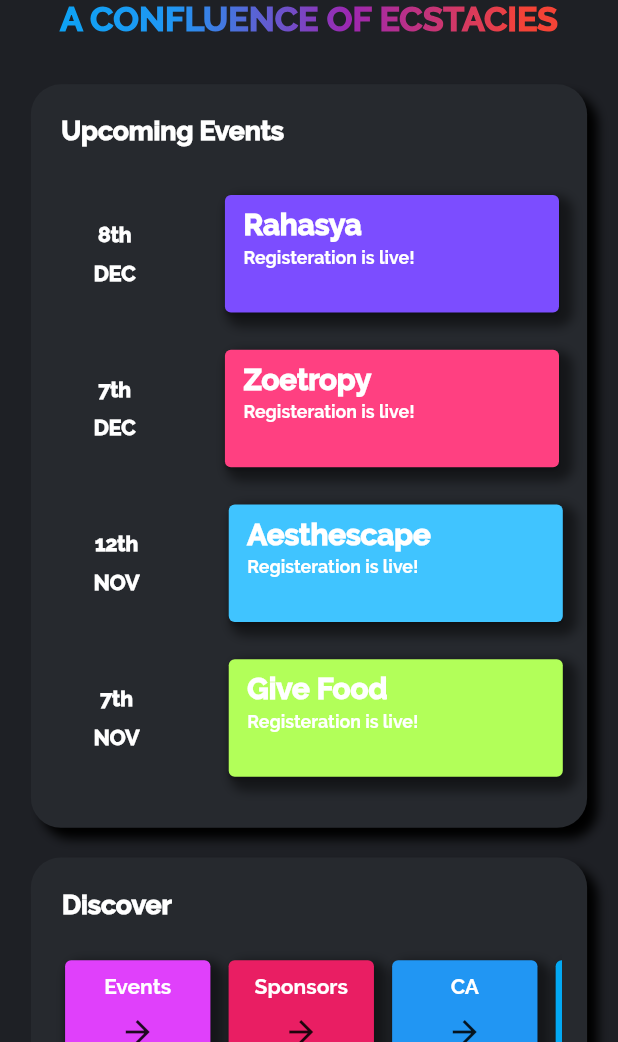
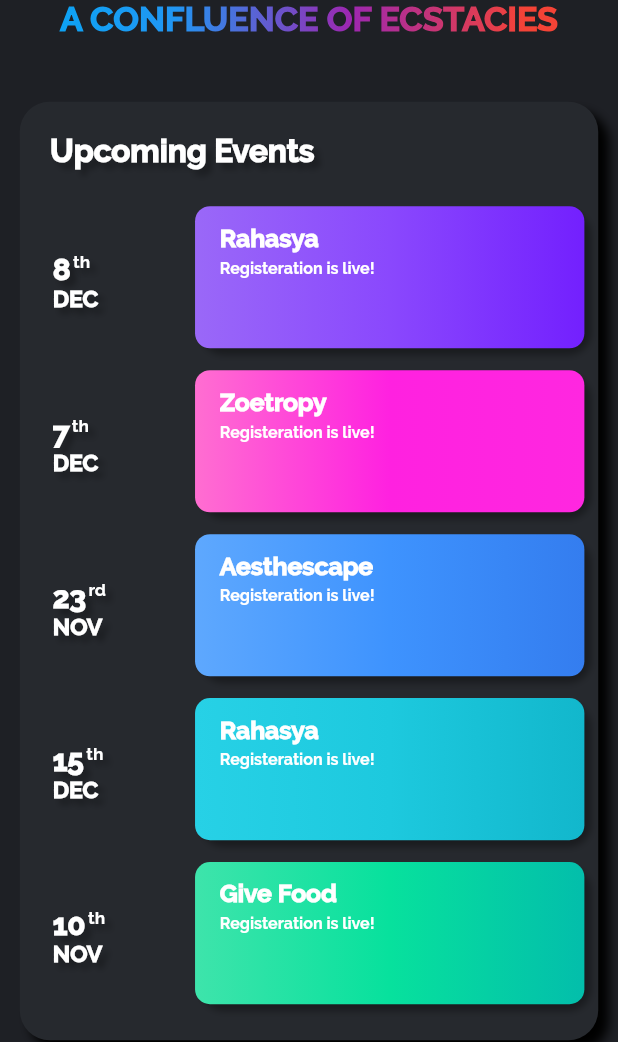
Before and after one commit to GautamV234/Blithchron, a Flutter app: the screen it shows after launch, on a phone screen of 412 x 824 dp, the part 194-1236 px from its top. Run offline on Flutter 3.47's test engine with Material 2 defaults, Android fonts, the phone set to English and light mode, and no system bars.

Commit message:
HomePageUiChanges2
Linear gradient done.

```diff
--- a/lib/Model/HomeScreenModel.dart
+++ b/lib/Model/HomeScreenModel.dart
@@ -4,15 +4,17 @@
 class HomeScreenModel {
   final int eventNum;
   final String dateDay;
+  final String dateSuffix;
   final String dateMonth;
   final String eventName;
   final String eventDescription;
   final String routeName;
-  final Color color;
+  final List<Color> color;
 
   HomeScreenModel({
     @required this.eventNum,
     @required this.dateDay,
+    @required this.dateSuffix,
     @required this.dateMonth,
     @required this.eventName,
     @required this.color,
--- a/lib/Providers/EventsProvider.dart
+++ b/lib/Providers/EventsProvider.dart
@@ -6,38 +6,52 @@
   final List<HomeScreenModel> _eventsList = [
     HomeScreenModel(
       eventNum: 1,
-      dateDay: '8th',
+      dateDay: '8',
+      dateSuffix: 'th',
       dateMonth: 'DEC',
       eventName: 'Rahasya',
       eventDescription: 'Registeration is live!',
-      color: Colors.deepPurpleAccent,
+      color: [Color(0xff9a68f8), Color(0xff8a48fd), Color(0xff7320fe)],
       routeName: 'None',
     ),
     HomeScreenModel(
       eventNum: 2,
-      dateDay: '7th',
+      dateDay: '7',
+      dateSuffix: 'th',
       dateMonth: 'DEC',
       eventName: 'Zoetropy',
       eventDescription: 'Registeration is live!',
-      color: Colors.pinkAccent,
+      color: [Color(0xffff6ed1), Color(0xffff21e0), Color(0xffff27e0)],
       routeName: 'None',
     ),
     HomeScreenModel(
       eventNum: 3,
-      dateDay: '12th',
+      dateDay: '23',
+      dateSuffix: 'rd',
       dateMonth: 'NOV',
       eventName: 'Aesthescape',
       eventDescription: 'Registeration is live!',
-      color: Colors.lightBlueAccent,
+      color: [Color(0xff5ea8fe), Color(0xff3e93fe), Color(0xff347def)],
       routeName: 'None',
     ),
     HomeScreenModel(
       eventNum: 4,
-      dateDay: '7th',
+      dateDay: '15',
+      dateSuffix: 'th',
+      dateMonth: 'DEC',
+      eventName: 'Rahasya',
+      eventDescription: 'Registeration is live!',
+      color: [Color(0xff27d1e6), Color(0xff1dc9de), Color(0xff12b7cc)],
+      routeName: 'None',
+    ),
+    HomeScreenModel(
+      eventNum: 5,
+      dateDay: '10',
+      dateSuffix: 'th',
       dateMonth: 'NOV',
       eventName: 'Give Food',
       eventDescription: 'Registeration is live!',
-      color: Colors.lightGreenAccent,
+      color: [Color(0xff3ee4ab), Color(0xff07e19d), Color(0xff03beab)],
       routeName: 'None',
     ),
   ];
--- a/lib/Screens/HomeScreen.dart
+++ b/lib/Screens/HomeScreen.dart
@@ -21,38 +21,43 @@
   Widget build(BuildContext context) {
     final eventsDataProvider = Provider.of<EventsDataProvider>(context);
     final List<HomeScreenModel> eventsList = eventsDataProvider.eventsList;
+    final Shadow dropShadow2 = new Shadow(
+      blurRadius: 5,
+      color: Color(0x55000000),
+      offset: Offset(4, 4),
+    );
 
     final List bottomScrollingList = [
       {
         'name': 'Events',
-        'color': Colors.purpleAccent,
+        'color': [Color(0xff9a68f8), Color(0xff8a48fd), Color(0xff7320fe)],
         'route': 'None',
       },
       {
         'name': 'Sponsors',
-        'color': Colors.pink,
+        'color': [Color(0xffff6ed1), Color(0xffff21e0), Color(0xffff27e0)],
         'route': 'None',
       },
       {
         'name': 'CA',
-        'color': Colors.blue,
+        'color': [Color(0xff5ea8fe), Color(0xff3e93fe), Color(0xff347def)],
         'route': 'None',
       },
       {
         'name': 'Our Team',
-        'color': Colors.lightBlue,
+        'color': [Color(0xff27d1e6), Color(0xff1dc9de), Color(0xff12b7cc)],
         'route': 'None',
       },
       {
         'name': 'Contact Us',
-        'color': Colors.pink,
+        'color': [Color(0xff3ee4ab), Color(0xff07e19d), Color(0xff03beab)],
         'route': 'None',
       },
     ];
 
     //responsive media query
     final data = MediaQuery.of(context);
-    print(data.size);
+    // print(data.size);
 
     double _screenHeight;
     double _screenWidth;
@@ -69,8 +74,6 @@
 
     return Scaffold(
       backgroundColor: Color(0xff1e2025),
-
-      /// all this has to be changed to make the look better ,
       appBar: AppBar(
         backgroundColor: Color(0xff1e2025),
       ),
@@ -78,38 +81,15 @@
         child: SafeArea(
           child: Column(
             children: [
-              // An exammple showing the shadow effect thats there in the design
-
-              //           Text(
-              // 'Hello, world!',
-              // style: TextStyle(
-              //   shadows: <Shadow>[
-              //     Shadow(
-              //       offset: Offset(10.0, 10.0),
-              //       blurRadius: 3.0,
-              //       color: Color.fromARGB(255, 0, 0, 0),
-              //     ),
-              //     Shadow(
-              //       offset: Offset(10.0, 10.0),
-              //       blurRadius: 8.0,
-              //       color: Color.fromARGB(125, 0, 0, 255),
-              //     ),
-              //   ],
-              // ),
-              // ),
-
               Padding(
                 padding:
                     EdgeInsets.fromLTRB(_screenWidth * 0.05, 0.0, 0.0, 0.0),
-                // padding: const EdgeInsets.fromLTRB(20.0, 0.0, 0.0, 0.0),
                 child: Align(
                   alignment: Alignment.centerLeft,
                   child: Text(
-                    /// Set some gradient to match the color of text with the poster ///
                     'Blithchron',
                     style: TextStyle(
                       fontSize: _screenHeight * 0.075,
-                      // fontSize: 63, // TODO: Change size according to screensize
                       fontWeight: FontWeight.w900,
                       foreground: Paint()..shader = linearGradientTitle,
                     ),
@@ -119,33 +99,23 @@
               ),
               Center(
                 child: Text(
-                  /// Set some gradient to match the color of text with the poster ///
                   'A CONFLUENCE OF ECSTACIES',
                   style: TextStyle(
                     fontSize: _screenHeight * 0.02754,
-                    // fontSize: 23, // TODO: Change size according to screensize
                     fontWeight: FontWeight.w900,
                     foreground: Paint()..shader = linearGradientTitle,
                   ),
                 ),
               ),
               SizedBox(
-                height: _screenHeight * 0.0359,
-                // height: 30,
-
-                /// make this responsive for all screen sizes
+                height: _screenHeight * 0.05,
               ),
               Padding(
                 padding: EdgeInsets.fromLTRB(
-                    _screenWidth * 0.05, 0.0, _screenWidth * 0.05, 0.0),
-                // TODO: width needs to be changed according to screen size
-                // padding: const EdgeInsets.fromLTRB(20.0, 0.0, 20.0, 0.0),
+                    _screenWidth * 0.032, 0.0, _screenWidth * 0.032, 0.0),
                 child: Center(
                   child: Container(
-                    /// add all the shadow as there in the design
-                    /// first block
                     decoration: BoxDecoration(
-                      // border: Border.all(color: Colors.blue, width: 2.0),
                       color: Color(0xff26292e),
                       borderRadius: BorderRadius.all(
                         Radius.circular(20.0),
@@ -162,19 +132,19 @@
                       children: [
                         Padding(
                           padding: EdgeInsets.all(_screenHeight * 0.0095),
-                          // padding: const EdgeInsets.all(8.0),
                           child: Row(
                             mainAxisAlignment: MainAxisAlignment.start,
                             children: [
                               Padding(
                                 padding: EdgeInsets.all(_screenWidth * 0.03),
-                                // padding: const EdgeInsets.all(12.0),
                                 child: Text(
                                   'Upcoming Events',
                                   style: TextStyle(
+                                      shadows: [
+                                        dropShadow2,
+                                      ],
                                       color: Colors.white,
-                                      fontSize: _screenHeight * 0.0215,
-                                      // fontSize: 18,
+                                      fontSize: _screenHeight * 0.0255,
                                       fontWeight: FontWeight.w900),
                                 ),
                               ),
@@ -182,10 +152,7 @@
                           ),
                         ),
                         Container(
-                          /// Height will be fixed, but a different value than 440
-                          /// according to height and width of list item
-                          // height: 440,
-                          height: _screenHeight * 0.527,
+                          height: _screenHeight * 0.68,
                           child: ListView.builder(
                             /// @Gautam this doesn't need to be a scrolling list,
                             /// can we make it a static one? It's affecting the
@@ -195,6 +162,7 @@
                               HomeScreenModel currentEvent = eventsList[i];
                               return HomeScreenItem(
                                 dateDay: currentEvent.dateDay,
+                                dateSuffix: currentEvent.dateSuffix,
                                 dateMonth: currentEvent.dateMonth,
                                 eventName: currentEvent.eventName,
                                 eventDescription: currentEvent.eventDescription,
@@ -210,13 +178,11 @@
                 ),
               ),
               SizedBox(
-                // height: 20,
                 height: _screenHeight * 0.02395,
               ),
               Padding(
                 padding: EdgeInsets.fromLTRB(
-                    _screenWidth * 0.05, 0.0, _screenWidth * 0.05, 0.0),
-                // padding: const EdgeInsets.fromLTRB(20.0, 0.0, 20.0, 0.0),
+                    _screenWidth * 0.032, 0.0, _screenWidth * 0.032, 0.0),
                 child: Center(
                   child: Container(
                     decoration: BoxDecoration(
@@ -248,8 +214,11 @@
                                   child: Text(
                                     'Discover',
                                     style: TextStyle(
+                                        shadows: [
+                                          dropShadow2,
+                                        ],
                                         color: Colors.white,
-                                        fontSize: _screenHeight * 0.0215,
+                                        fontSize: _screenHeight * 0.0255,
                                         // fontSize: 18,
                                         fontWeight: FontWeight.w900),
                                   ),
@@ -268,7 +237,10 @@
                                         return InkWell(
                                           onTap: () {},
                                           child: Padding(
-                                            padding: EdgeInsets.all(
+                                            padding: EdgeInsets.fromLTRB(
+                                                _screenWidth * 0.005,
+                                                _screenWidth * 0.005,
+                                                _screenWidth * 0.025,
                                                 _screenWidth * 0.005),
                                             // padding: const EdgeInsets.all(2.0),
                                             child: Container(
@@ -281,23 +253,29 @@
                                                 ),
                                                 boxShadow: <BoxShadow>[
                                                   new BoxShadow(
-                                                    color: Color(0x77000000),
-                                                    blurRadius: 5.0,
-                                                    offset:
-                                                        new Offset(5.0, 5.0),
+                                                    color: Color(0x55000000),
+                                                    blurRadius: 5,
+                                                    offset: new Offset(4, 4),
                                                   ),
                                                 ],
                                               ),
-                                              child: Card(
-                                                  color: bottomScrollingList[i]
+                                              child: Container(
+                                                decoration: BoxDecoration(
+                                                    borderRadius:
+                                                        BorderRadius.all(
+                                                      Radius.circular(10.0),
+                                                    ),
+                                                    gradient: LinearGradient(
+                                                      colors:
+                                                          bottomScrollingList[i]
                                                               ['color'],
+                                                    )),
                                                 child: Center(
                                                   child: Column(
                                                     children: [
                                                       SizedBox(
-                                                          height:
-                                                              _screenHeight *
-                                                                  0.01198,
+                                                        height: _screenHeight *
+                                                            0.02198,
                                                         // height: 10,
                                                       ),
                                                       Text(
@@ -310,8 +288,7 @@
                                                         ),
                                                       ),
                                                       SizedBox(
-                                                          height:
-                                                              _screenHeight *
+                                                        height: _screenHeight *
                                                             0.01198,
                                                         // height: 10,
                                                       ),
@@ -321,7 +298,8 @@
                                                       )
                                                     ],
                                                   ),
-                                                  )),
+                                                ),
+                                              ),
                                             ),
                                           ),
                                         );
--- a/lib/Widgets/HomeScreenItem.dart
+++ b/lib/Widgets/HomeScreenItem.dart
@@ -2,14 +2,21 @@
 
 class HomeScreenItem extends StatelessWidget {
   final String dateDay;
+  final String dateSuffix;
   final String dateMonth;
   final String eventName;
   final String eventDescription;
   final String routeName;
-  final Color colorOfCard;
+  final List<Color> colorOfCard;
+  final Shadow dropShadow2 = new Shadow(
+    blurRadius: 5,
+    color: Color(0x55000000),
+    offset: Offset(4, 4),
+  );
 
   HomeScreenItem({
     @required this.dateDay,
+    @required this.dateSuffix,
     @required this.dateMonth,
     @required this.eventName,
     @required this.eventDescription,
@@ -20,7 +27,7 @@
   Widget build(BuildContext context) {
     //responsive media query
     final data = MediaQuery.of(context);
-    print(data.size);
+    // print(data.size);
 
     double _screenHeight;
     double _screenWidth;
@@ -45,59 +52,116 @@
         mainAxisAlignment: MainAxisAlignment.start,
         children: [
           SizedBox(
-            width: _screenWidth * 0.1018,
+            width: _screenWidth * 0.0533,
             // width: 40,
+          ),
+          Container(
+            width: _screenWidth * 0.12,
+            // height: _screenHeight * 0.115,
+            child: Column(
+              children: [
+                Row(
+                  children: [
+                    // SizedBox(
+                    //   width: _screenWidth * 0.007,
+                    // ),
+                    Text(
+                      this.dateDay,
+                      style: TextStyle(
+                        shadows: [
+                          dropShadow2,
+                        ],
+                        color: Colors.white,
+                        fontWeight: FontWeight.w900,
+                        fontSize: _screenHeight * 0.024,
+                      ),
+                    ),
+                    SizedBox(
+                      width: _screenWidth * 0.004,
                     ),
                     Column(
                       children: [
-              Text(
-                this.dateDay,
+                        Align(
+                          alignment: Alignment.topLeft,
+                          child: Text(
+                            this.dateSuffix,
                             style: TextStyle(
+                              shadows: [
+                                dropShadow2,
+                              ],
                               color: Colors.white,
-                  fontWeight: FontWeight.w900,
+                              fontSize: _screenHeight * 0.014,
+                            ),
                           ),
                         ),
                         SizedBox(
-                height: _screenHeight * 0.01198,
-                // height: 10,
+                          height: _screenHeight * 0.01,
                         ),
-              Text(
+                      ],
+                    ),
+                  ],
+                ),
+                // SizedBox(
+                //   height: _screenHeight * 0.0001,
+                //   // height: 10,
+                // ),
+                Align(
+                  alignment: Alignment.centerLeft,
+                  child: Text(
                     this.dateMonth,
                     style: TextStyle(
+                      shadows: [
+                        dropShadow2,
+                      ],
                       color: Colors.white,
                       fontWeight: FontWeight.w900,
+                      fontSize: _screenHeight * 0.0185,
+                    ),
                   ),
                 ),
               ],
             ),
+          ),
           SizedBox(
-            width: _screenWidth * 0.11459,
+            width: _screenWidth * 0.1,
+            height: _screenHeight * 0.115,
             // width: 45,
           ),
           Padding(
-            padding: EdgeInsets.all(_screenWidth * 0.0203),
+            padding: EdgeInsets.fromLTRB(
+                _screenWidth * 0.0103,
+                _screenWidth * 0.0103,
+                _screenWidth * 0.0103,
+                _screenWidth * 0.025),
             // padding: const EdgeInsets.all(8.0),
             child: Container(
-              width: _screenWidth * 0.56,
-              // width: 220, // TODO: Change width according to screen size
+              width: _screenWidth * 0.63,
+              height: _screenHeight * 0.115,
+              decoration: BoxDecoration(
+                borderRadius: BorderRadius.all(
+                  Radius.circular(15.0),
+                ),
+                boxShadow: <BoxShadow>[
+                  new BoxShadow(
+                    color: Color(0x55000000),
+                    blurRadius: 3.5,
+                    offset: new Offset(4, 4),
+                  ),
+                ],
+              ),
+              child: Container(
+                width: _screenWidth * 0.63,
+                height: _screenHeight * 0.115,
                 decoration: BoxDecoration(
                     borderRadius: BorderRadius.all(
                       Radius.circular(10.0),
                     ),
-                boxShadow: <BoxShadow>[
-                  new BoxShadow(
-                    color: Color(0x77000000),
-                    blurRadius: 5.0,
-                    offset: new Offset(5.0, 5.0),
-                  ),
-                ],
-              ),
-              child: Card(
-                color: colorOfCard,
+                    gradient: LinearGradient(
+                      colors: colorOfCard,
+                    )),
                 child: Padding(
                   padding: EdgeInsets.fromLTRB(
-                      _screenWidth * 0.03, _screenHeight * 0.00958, 0.0, 0.0),
-                  // padding: const EdgeInsets.fromLTRB(12.0, 8.0, 0.0, 0.0),
+                      _screenWidth * 0.04, _screenHeight * 0.0145, 0.0, 0.0),
                   child: Column(
                     children: [
                       Align(
@@ -108,7 +172,7 @@
                             fontFamily: 'Raleway',
                             color: Colors.white,
                             fontWeight: FontWeight.w900,
-                            fontSize: _screenHeight * 0.0239,
+                            fontSize: _screenHeight * 0.02,
                             // fontSize: 20,
                           ),
                         ),
@@ -124,7 +188,7 @@
                           style: TextStyle(
                             fontFamily: 'Raleway',
                             color: Colors.white,
-                            fontSize: _screenHeight * 0.01437,
+                            fontSize: _screenHeight * 0.013,
                             // fontSize: 12,
                           ),
                         ),
```
Lines whose indentation alone changed are shown as unchanged.
